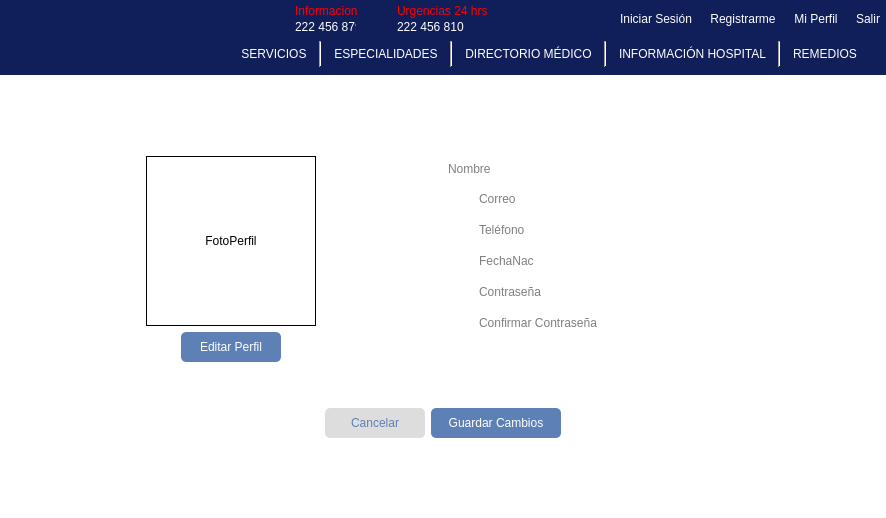
Old version of the form mainwindow.ui in the repository Laloses/Hospital.
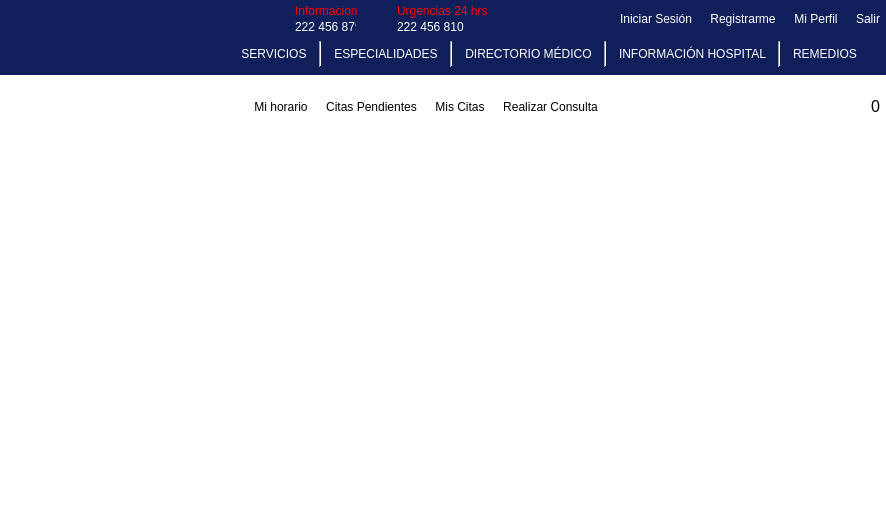
New version of the form. The open tabs and pages were chosen to show the change. Icons and pictures are not drawn.

```diff
--- a/mainwindow.ui
+++ b/mainwindow.ui
@@ -5658,10 +5658,16 @@
       </widget>
       <widget class="QWidget" name="page_staff">
        <layout class="QGridLayout" name="gridLayout_4">
-        <item row="0" column="0">
+        <item row="2" column="0">
          <widget class="QStackedWidget" name="stackedWidget_PerfilStaff">
+          <property name="maximumSize">
+           <size>
+            <width>886</width>
+            <height>371</height>
+           </size>
+          </property>
           <property name="currentIndex">
-           <number>0</number>
+           <number>1</number>
           </property>
           <widget class="QWidget" name="perfilStaff">
            <layout class="QGridLayout" name="gridLayout">
@@ -6309,6 +6315,168 @@
             </item>
            </layout>
           </widget>
+          <widget class="QWidget" name="cajero"/>
+         </widget>
+        </item>
+        <item row="0" column="0">
+         <widget class="QWidget" name="widget_opcionesPerfilDoctor_2" native="true">
+          <property name="minimumSize">
+           <size>
+            <width>886</width>
+            <height>40</height>
+           </size>
+          </property>
+          <property name="maximumSize">
+           <size>
+            <width>16777215</width>
+            <height>40</height>
+           </size>
+          </property>
+          <property name="styleSheet">
+           <string notr="true">QPushButton{
+	background-color: transparent;
+	border-radius:6px;
+	color: black;
+	padding:6px;
+	text-decoration:none;
+}
+QPushButton:hover{
+	background: rgb(111, 157, 183);
+	color: white;
+}
+QPushButton:focus{
+	background: rgb(51, 97, 123);
+	color: rgb(255, 255, 255);
+}</string>
+          </property>
+          <layout class="QHBoxLayout" name="horizontalLayout_98">
+           <property name="topMargin">
+            <number>5</number>
+           </property>
+           <property name="bottomMargin">
+            <number>5</number>
+           </property>
+           <item>
+            <spacer name="horizontalSpacer_108">
+             <property name="orientation">
+              <enum>Qt::Horizontal</enum>
+             </property>
+             <property name="sizeHint" stdset="0">
+              <size>
+               <width>40</width>
+               <height>20</height>
+              </size>
+             </property>
+            </spacer>
+           </item>
+           <item>
+            <widget class="QPushButton" name="pushButton_horarioDoc_2">
+             <property name="text">
+              <string>Mi horario</string>
+             </property>
+            </widget>
+           </item>
+           <item>
+            <widget class="QPushButton" name="pushButton_citasDoc_2">
+             <property name="text">
+              <string>Citas Pendientes</string>
+             </property>
+            </widget>
+           </item>
+           <item>
+            <widget class="QPushButton" name="pb_rechazarCitas_2">
+             <property name="text">
+              <string>Mis Citas</string>
+             </property>
+            </widget>
+           </item>
+           <item>
+            <widget class="QPushButton" name="pb_realizarConsulta_2">
+             <property name="text">
+              <string>Realizar Consulta</string>
+             </property>
+            </widget>
+           </item>
+           <item>
+            <spacer name="horizontalSpacer_109">
+             <property name="orientation">
+              <enum>Qt::Horizontal</enum>
+             </property>
+             <property name="sizeHint" stdset="0">
+              <size>
+               <width>40</width>
+               <height>20</height>
+              </size>
+             </property>
+            </spacer>
+           </item>
+           <item>
+            <widget class="QPushButton" name="butonNotifi_5">
+             <property name="minimumSize">
+              <size>
+               <width>30</width>
+               <height>30</height>
+              </size>
+             </property>
+             <property name="maximumSize">
+              <size>
+               <width>30</width>
+               <height>30</height>
+              </size>
+             </property>
+             <property name="styleSheet">
+              <string notr="true">background-color:transparent;</string>
+             </property>
+             <property name="text">
+              <string/>
+             </property>
+             <property name="icon">
+              <iconset resource="imgs/imgs.qrc">
+               <normaloff>:/imgs/notification2.png</normaloff>:/imgs/notification2.png</iconset>
+             </property>
+             <property name="iconSize">
+              <size>
+               <width>30</width>
+               <height>30</height>
+              </size>
+             </property>
+            </widget>
+           </item>
+           <item>
+            <widget class="QLabel" name="notificacionL_5">
+             <property name="minimumSize">
+              <size>
+               <width>15</width>
+               <height>20</height>
+              </size>
+             </property>
+             <property name="maximumSize">
+              <size>
+               <width>15</width>
+               <height>20</height>
+              </size>
+             </property>
+             <property name="font">
+              <font>
+               <family>MS Shell Dlg 2</family>
+               <pointsize>11</pointsize>
+               <weight>50</weight>
+               <italic>false</italic>
+               <bold>false</bold>
+              </font>
+             </property>
+             <property name="styleSheet">
+              <string notr="true">color:white;</string>
+             </property>
+             <property name="text">
+              <string>&lt;html&gt;&lt;head/&gt;&lt;body&gt;&lt;p&gt;&lt;span style=&quot; font-size:12pt; color:#000000;&quot;&gt;0&lt;/span&gt;&lt;/p&gt;&lt;/body&gt;&lt;/html&gt;</string>
+             </property>
+             <property name="scaledContents">
+              <bool>true</bool>
+             </property>
+            </widget>
+           </item>
+          </layout>
          </widget>
         </item>
        </layout>
```
Left out of the diff: 12 changed lines with no effect on the pictures.
